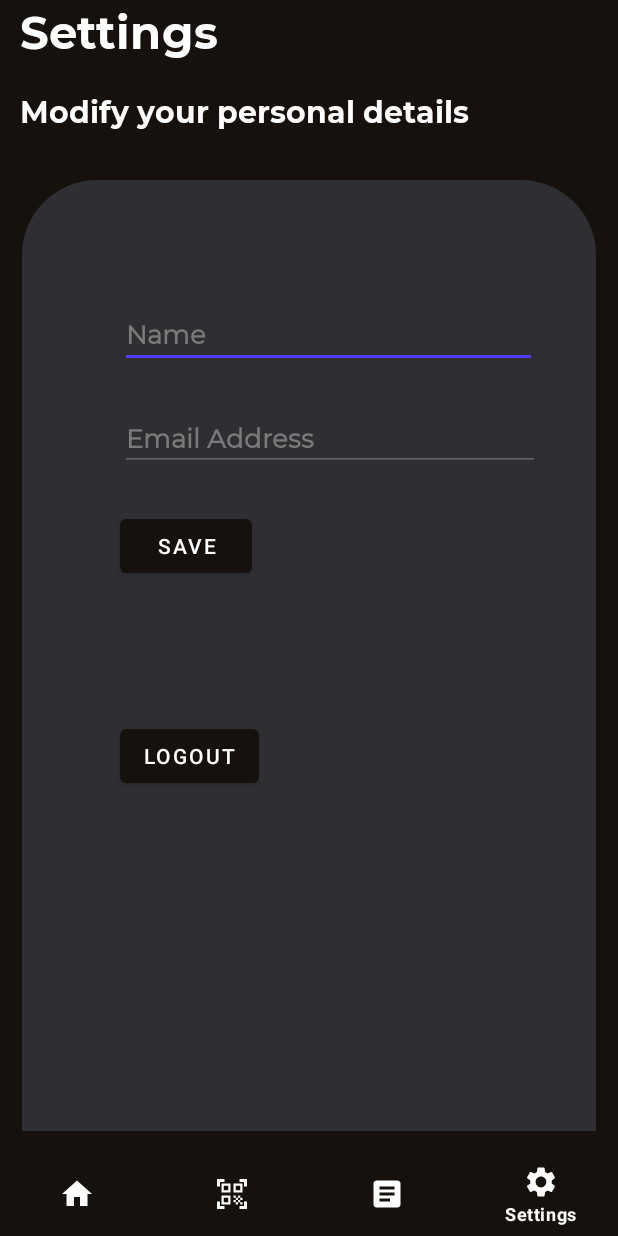
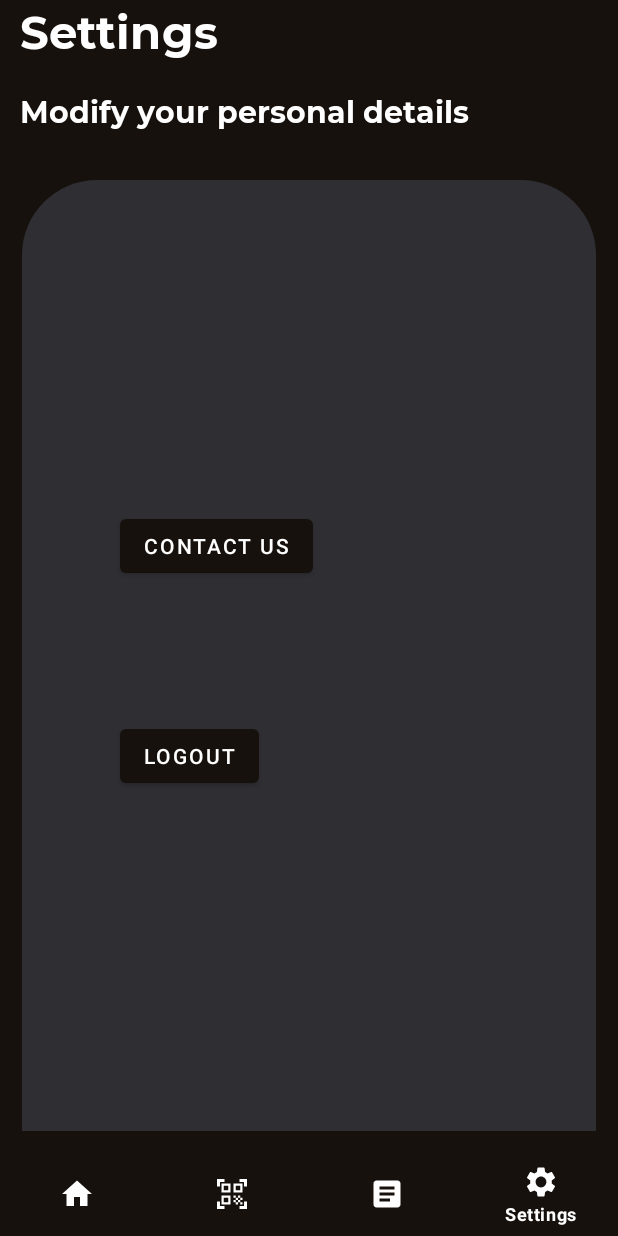
Before and after one commit to kannanravinther98/BigCash2, an Android app: the SettingsActivity screen opened directly, with no data from a screen before it, on a phone screen of 412 x 824 dp. Run offline under Robolectric (Android 15) with nearby library versions, the phone set to English and light mode, and no system bars; our stand-ins replace Firebase (no records; nobody signed in at launch, a user with empty details on screens opened directly).

Commit message:
Added Contact US

```diff
--- a/app/src/main/AndroidManifest.xml
+++ b/app/src/main/AndroidManifest.xml
@@ -26,7 +26,8 @@
         android:roundIcon="@mipmap/ic_launcher_round"
         android:supportsRtl="true"
         android:theme="@style/Theme.BigCash">
-        <activity android:name=".ForgotPassActivity"></activity>
+        <activity android:name=".contactUs"></activity>
+        <activity android:name=".ForgotPassActivity" />
         <activity android:name=".HomeStatisticsActivity2" />
         <activity android:name=".HomeWebviewBalanceActivity" />
         <activity android:name=".ScanActivity2" />
--- a/app/src/main/java/com/example/bigcash/HomeActivity.java
+++ b/app/src/main/java/com/example/bigcash/HomeActivity.java
@@ -7,6 +7,7 @@ import android.os.Bundle;
 import android.view.MenuItem;
 import android.view.View;
 import android.widget.Button;
+import android.widget.Toast;
 
 import com.google.android.material.bottomnavigation.BottomNavigationView;
 
@@ -32,6 +33,7 @@ public class HomeActivity extends AppCompatActivity {
         mButtonStats.setOnClickListener(new View.OnClickListener() {
             @Override
             public void onClick(View v) {
+                Toast.makeText(getApplicationContext(), "Advised to take Screenshot at last", Toast.LENGTH_LONG).show();
                 startActivity(new Intent(getApplicationContext(), HomeStatisticsActivity2.class));            }
 
         });
--- a/app/src/main/java/com/example/bigcash/SettingsActivity.java
+++ b/app/src/main/java/com/example/bigcash/SettingsActivity.java
@@ -22,7 +22,7 @@ import com.google.firebase.firestore.FirebaseFirestore;
 import java.util.HashMap;
 
 public class SettingsActivity extends AppCompatActivity {
-    private Button btn;
+    private Button btn,CUbtn;
     private BottomNavigationView mBottomNavigationView;
     TextView profileFullName,profileEmail;
     FirebaseAuth fAuth;
@@ -33,6 +33,58 @@ public class SettingsActivity extends AppCompatActivity {
     protected void onCreate(Bundle savedInstanceState) {
         super.onCreate(savedInstanceState);
         setContentView(R.layout.activity_settings);
+
+        Button CUbtn = (Button) findViewById(R.id.CUBtn);
+        CUbtn.setOnClickListener(new View.OnClickListener() {
+            @Override
+            public void onClick(View v) {
+                Intent intent = new Intent(SettingsActivity.this,contactUs.class);
+                startActivity(intent);
+            }
+        });
+        Button btn = (Button) findViewById(R.id.logoutBtn);
+        btn.setOnClickListener(new View.OnClickListener() {
+            @Override
+            public void onClick(View v) {
+                FirebaseAuth.getInstance().signOut();
+                startActivity(new Intent(SettingsActivity.this,MainActivity.class));
+                finish();
+            }
+        });
+
+
+
+        BottomNavigationView bottomNavigationView = (BottomNavigationView) findViewById(R.id.bottom_navigation);
+        bottomNavigationView.setSelectedItemId(R.id.nav_settings);
+        bottomNavigationView.setOnNavigationItemSelectedListener(new BottomNavigationView.OnNavigationItemSelectedListener() {
+            @Override
+            public boolean onNavigationItemSelected(@NonNull MenuItem item) {
+                switch (item.getItemId()) {
+                    case R.id.nav_home:
+                        startActivity(new Intent(getApplicationContext(),HomeActivity.class));
+                        overridePendingTransition(0,0);
+                        break;
+                    case R.id.nav_qr_code:
+                        startActivity(new Intent(getApplicationContext(),ScanActivity.class));
+                        overridePendingTransition(0,0);
+                        break;
+                    case R.id.nav_articles:
+                        startActivity(new Intent(getApplicationContext(),ArticleActivity.class));
+                        overridePendingTransition(0,0);
+                        break;
+                    case R.id.nav_settings:
+                        break;
+
+                }
+                return true;
+            }
+        });
+
+
+
+
+    }
+}
 
 //        Intent data = getIntent();
 //        String fullName = data.getStringExtra("fullName");
@@ -88,47 +140,3 @@ public class SettingsActivity extends AppCompatActivity {
 //        });
 //
 //
-
-        Button btn = (Button) findViewById(R.id.logoutBtn);
-        btn.setOnClickListener(new View.OnClickListener() {
-            @Override
-            public void onClick(View v) {
-                FirebaseAuth.getInstance().signOut();
-                startActivity(new Intent(SettingsActivity.this,MainActivity.class));
-                finish();
-            }
-        });
-
-
-
-        BottomNavigationView bottomNavigationView = (BottomNavigationView) findViewById(R.id.bottom_navigation);
-        bottomNavigationView.setSelectedItemId(R.id.nav_settings);
-        bottomNavigationView.setOnNavigationItemSelectedListener(new BottomNavigationView.OnNavigationItemSelectedListener() {
-            @Override
-            public boolean onNavigationItemSelected(@NonNull MenuItem item) {
-                switch (item.getItemId()) {
-                    case R.id.nav_home:
-                        startActivity(new Intent(getApplicationContext(),HomeActivity.class));
-                        overridePendingTransition(0,0);
-                        break;
-                    case R.id.nav_qr_code:
-                        startActivity(new Intent(getApplicationContext(),ScanActivity.class));
-                        overridePendingTransition(0,0);
-                        break;
-                    case R.id.nav_articles:
-                        startActivity(new Intent(getApplicationContext(),ArticleActivity.class));
-                        overridePendingTransition(0,0);
-                        break;
-                    case R.id.nav_settings:
-                        break;
-
-                }
-                return true;
-            }
-        });
-
-
-
-
-    }
-}
--- a/app/src/main/res/layout/activity_settings.xml
+++ b/app/src/main/res/layout/activity_settings.xml
@@ -41,8 +41,6 @@
         app:layout_constraintTop_toTopOf="parent"
         app:layout_constraintVertical_bias="0.0">
 
-        <!-- Main content -->
-
         <com.google.android.material.bottomnavigation.BottomNavigationView
             android:id="@+id/bottom_navigation"
             android:layout_width="match_parent"
@@ -52,45 +50,7 @@
             app:itemIconTint="@color/colorTextPrimary"
             app:itemTextColor="@color/colorTextPrimary"
             app:menu="@menu/bottom_navigation_menu" />
-        <com.google.android.material.textfield.TextInputEditText
-            android:id="@+id/edit_name"
-            android:layout_width="278dp"
-            android:layout_height="45dp"
-            android:fontFamily="@font/regular"
-            android:hint="Name"
-            android:textColor="#FFFFFF"
-            android:textColorHint="@color/colorTextSecondary"
-            android:textSize="17sp"
-            android:textStyle="bold"
-            android:layout_marginTop="200dp"
-            android:layout_marginBottom="40dp"
-            android:layout_marginLeft="80dp"
-            app:layout_constraintBottom_toBottomOf="parent"
-            app:layout_constraintEnd_toEndOf="parent"
-            app:layout_constraintHorizontal_bias="0.481"
-            app:layout_constraintStart_toStartOf="parent"
-            app:layout_constraintTop_toTopOf="parent"
-            app:layout_constraintVertical_bias="0.519" />
 
-        <com.google.android.material.textfield.TextInputEditText
-            android:id="@+id/edit_email"
-            android:layout_width="280dp"
-            android:layout_height="wrap_content"
-            android:layout_marginLeft="80dp"
-            android:layout_marginTop="270dp"
-            android:layout_marginBottom="40dp"
-            android:fontFamily="@font/regular"
-            android:hint="Email Address"
-            android:textColor="#FFFFFF"
-            android:textColorHint="@color/colorTextSecondary"
-            android:textSize="17sp"
-            android:textStyle="bold"
-            app:layout_constraintBottom_toTopOf="@+id/reg_btn"
-            app:layout_constraintEnd_toEndOf="parent"
-            app:layout_constraintHorizontal_bias="0.42"
-            app:layout_constraintStart_toStartOf="parent"
-            app:layout_constraintTop_toBottomOf="@+id/reg_name"
-            app:layout_constraintVertical_bias="0.089" />
 
         <Button
             android:id="@+id/logoutBtn"
@@ -102,12 +62,12 @@
             android:textColor="@color/colorTextPrimary" />
 
         <Button
-            android:id="@+id/saveBtn"
+            android:id="@+id/CUBtn"
             android:layout_width="wrap_content"
             android:layout_height="wrap_content"
             android:layout_marginLeft="80dp"
             android:layout_marginTop="340dp"
-            android:text="Save"
+            android:text="Contact Us"
             android:textColor="@color/colorTextPrimary" />
 
     </FrameLayout>
```
Also changed, not shown: app/src/main/java/com/example/bigcash/HomeStatisticsActivity2.java (+109 -68 lines), app/src/main/java/com/example/bigcash/contactUs.java (added, +32 -0 lines), app/src/main/res/layout/activity_contact_us.xml (added, +24 -0 lines), app/src/main/res/layout/activity_home_statistics.xml (+16 -81 lines).
